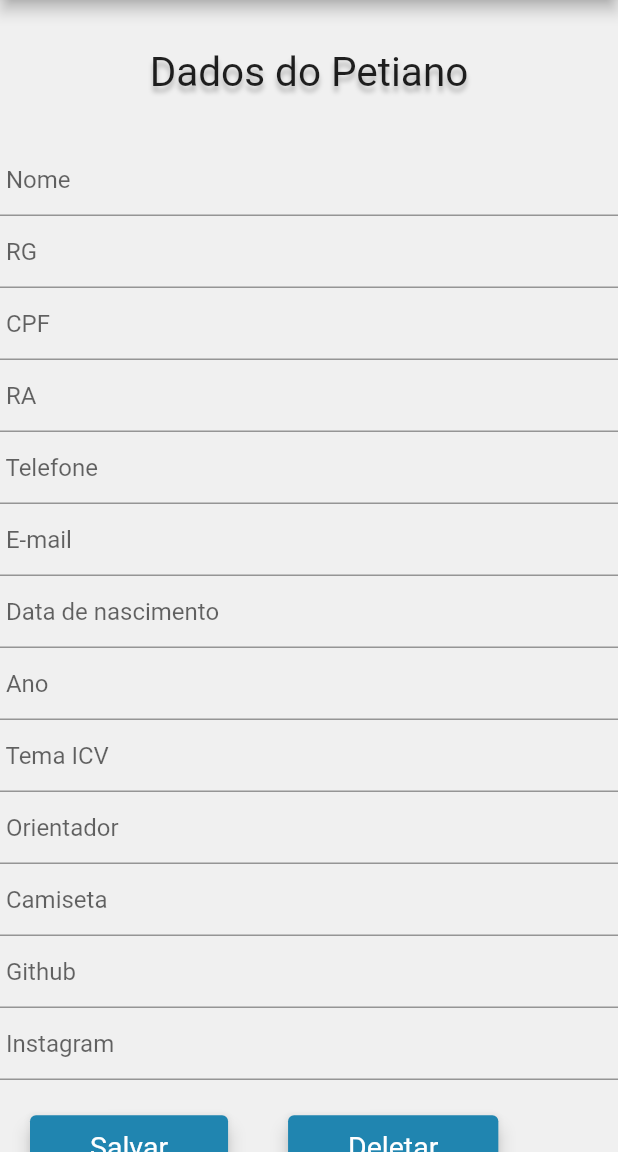
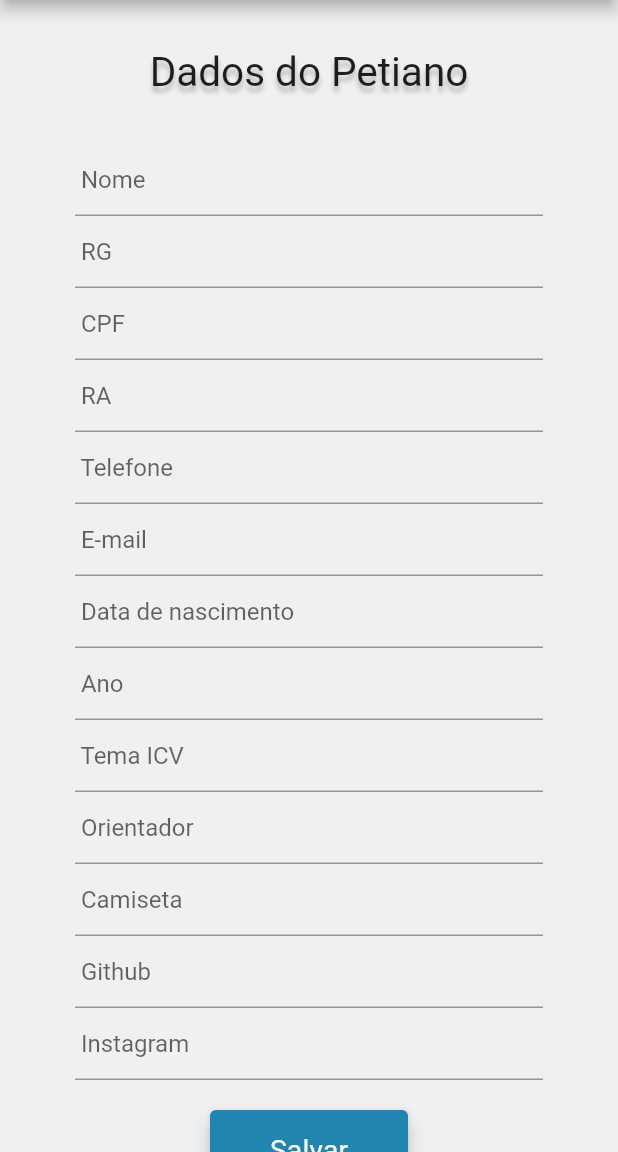
Before and after one commit to MahatKC/organizapet, a Flutter app: the screen it shows after launch, on a phone screen of 412 x 824 dp, the part 84-1236 px from its top. Run offline on Flutter 3.47's test engine with Material 2 defaults, Android fonts, the phone set to English and light mode, and no system bars; our stand-ins replace cloud_firestore, firebase_core, google_fonts; accounts and stored records are empty; Roboto replaces fonts that are missing (Actor).

Commit message:
tela perfil usuário

```diff
--- a/organizapet/lib/modules/petianos/perfil_usuario.dart
+++ b/organizapet/lib/modules/petianos/perfil_usuario.dart
@@ -36,7 +36,8 @@ class _PerfilUsuarioState extends State<PerfilUsuario> {
           appBar: AppBar(
             title: BarraApp(),
           ),
-          body: ListView(children: [
+          body: ListView(
+            children: [
               Center(
                   heightFactor: 3,
                   child: Text("Dados do Petiano",
@@ -47,6 +48,9 @@ class _PerfilUsuarioState extends State<PerfilUsuario> {
                           offset: Offset(0, 4),
                         )
                       ]))),
+              Padding(
+                padding: const EdgeInsets.only(left: 50, right: 50),
+                child: Column(children: [
                   TextField(
                     controller: controller.nomeController,
                     decoration: InputDecoration(hintText: " Nome"),
@@ -74,7 +78,8 @@ class _PerfilUsuarioState extends State<PerfilUsuario> {
                   ),
                   TextField(
                     controller: controller.dataNascimentoController,
-              decoration: InputDecoration(hintText: " Data de nascimento"),
+                    decoration:
+                        InputDecoration(hintText: " Data de nascimento"),
                   ),
                   TextField(
                     controller: controller.anoController,
@@ -100,17 +105,18 @@ class _PerfilUsuarioState extends State<PerfilUsuario> {
                     controller: controller.instagramController,
                     decoration: InputDecoration(hintText: " Instagram"),
                   ),
-            Row(
-              children: [
+                ]),
+              ),
               Padding(
                 padding: const EdgeInsets.all(20.0),
+                child: Center(
                   child: ElevatedButton(
                     style: ButtonStyle(
                         backgroundColor:
                             MaterialStateProperty.all(AppColors.button),
                         elevation: MaterialStateProperty.all(5),
                         padding: MaterialStateProperty.all(EdgeInsets.symmetric(
-                            horizontal: 40, vertical: 9.5))),
+                            horizontal: 40, vertical: 15))),
                     onPressed: () {
                       if (access_db == true) {
                         createDB(controller.get_all_texts());
@@ -122,7 +128,8 @@ class _PerfilUsuarioState extends State<PerfilUsuario> {
                     )),
                   ),
                 ),
-                Padding(
+              ),
+              /*Padding(
                   padding: const EdgeInsets.all(20.0),
                   child: ElevatedButton(
                     style: ButtonStyle(
@@ -141,10 +148,9 @@ class _PerfilUsuarioState extends State<PerfilUsuario> {
                       style: TextStyles.button,
                     )),
                   ),
-                )
+                )*/
             ],
-            )
-          ])),
+          )),
     );
   }
 
```
Lines whose indentation alone changed are shown as unchanged.
